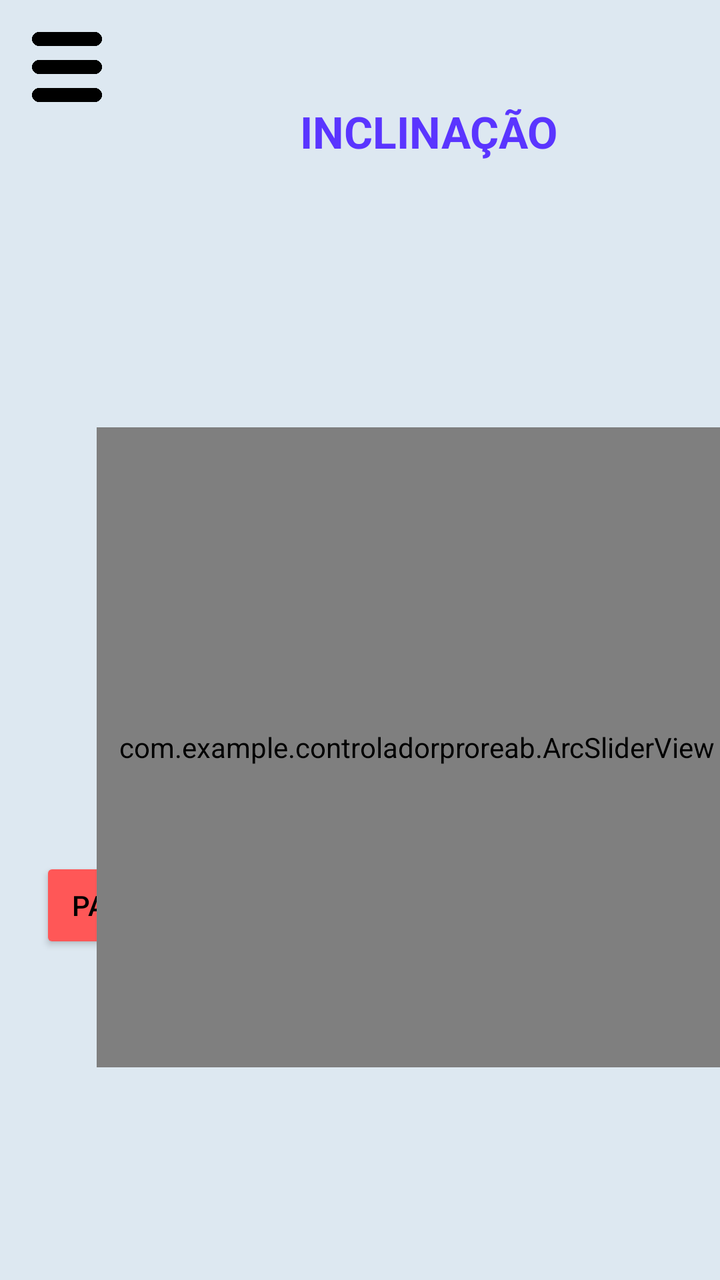
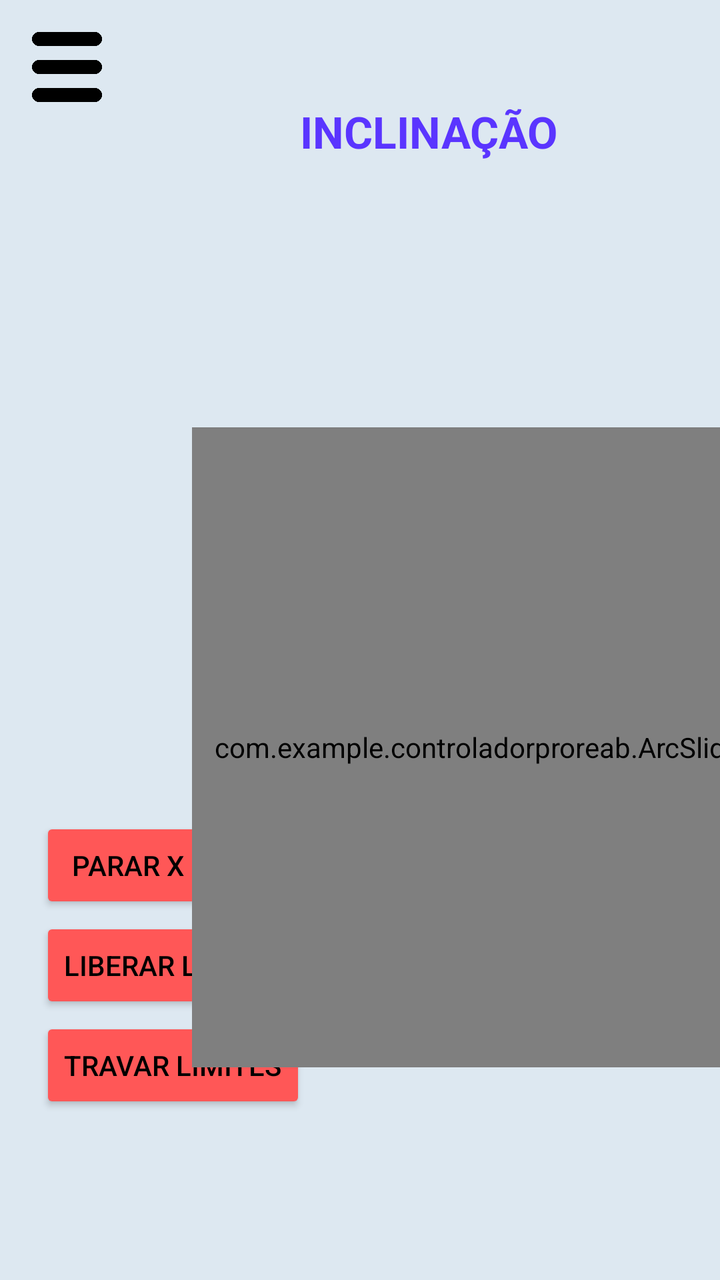

An Android layout rendered at two revisions. The XML below is the earlier revision; the diff shows what the commit changed to produce the second picture.
<!-- AndroidManifest.xml: application theme Theme.ControladorProreab -->
<!-- res/layout/activity_controlador.xml -->
<?xml version="1.0" encoding="utf-8"?>
<ScrollView xmlns:android="http://schemas.android.com/apk/res/android"
    xmlns:app="http://schemas.android.com/apk/res-auto"
    android:background="#DDE8F1"
    android:layout_width="match_parent"
    android:layout_height="match_parent">

    <LinearLayout
        android:layout_width="match_parent"
        android:layout_height="match_parent"
        android:orientation="vertical"
        >

        
        <ImageView
            android:id="@+id/btnMenu"
            android:layout_width="35dp"
            android:layout_height="35dp"
            android:src="@drawable/menu"
            android:layout_marginStart="16dp"
            android:layout_marginTop="16dp"
            app:layout_constraintStart_toStartOf="parent"
            app:layout_constraintTop_toTopOf="parent"/>

        <LinearLayout
            android:layout_width="match_parent"
            android:layout_height="match_parent"
            android:orientation="horizontal"
            >
            
            <TextView
                android:id="@+id/txtInc"
                android:layout_width="wrap_content"
                android:layout_height="wrap_content"
                android:text="INCLINAÇÃO"
                android:textStyle="bold"
                android:textColor="#5A35FF"
                android:textSize="22sp"
                android:layout_marginTop="0dp"
                android:layout_marginStart="150dp"
                app:layout_constraintTop_toBottomOf="@id/txtTitulo"
                app:layout_constraintStart_toStartOf="parent"
                app:layout_constraintEnd_toStartOf="@id/txtAlt"/>

            
            <TextView
                android:id="@+id/txtAlt"
                android:layout_width="wrap_content"
                android:layout_height="wrap_content"
                android:layout_marginTop="0dp"
                android:layout_marginEnd="120dp"
                android:layout_marginStart="230dp"
                android:text="ALTURA"
                android:textColor="#5A35FF"
                android:textSize="22sp"
                android:textStyle="bold"
                app:layout_constraintEnd_toEndOf="parent"
                app:layout_constraintTop_toBottomOf="@id/txtTitulo" />
        </LinearLayout>

        <LinearLayout
            android:layout_width="wrap_content"
            android:layout_height="wrap_content"
            android:orientation="horizontal"
            >

             
            <FrameLayout
                android:layout_width="wrap_content"
                android:layout_height="wrap_content"  >

                <Button
                    android:id="@+id/btn_stop"
                    android:layout_width="wrap_content"
                    android:layout_height="wrap_content"
                    android:text="Parar X"
                    android:textColor="@color/black"
                    android:backgroundTint="#ff5757"
                    android:layout_marginTop="220dp"
                    android:layout_marginStart="20dp"
                    />

            </FrameLayout>

            
            <com.example.controladorproreab.ArcSliderView
                android:id="@+id/arcSlider"
                android:layout_width="320dp"
                android:layout_height="320dp"
                android:layout_marginVertical="5dp"
                android:layout_marginStart="-60dp"
                android:layout_marginTop="12dp"
                app:layout_constraintStart_toStartOf="parent"
                app:layout_constraintTop_toBottomOf="@id/txtInc" />
            

            
            <com.example.controladorproreab.VerticalSliderView
                android:id="@+id/verticalSlider"
                android:layout_width="100dp"
                android:layout_height="300dp"
                android:layout_marginVertical="5dp"
                android:layout_marginStart="125dp"
                app:layout_constraintTop_toBottomOf="@id/txtAlt"
                app:layout_constraintEnd_toEndOf="parent"
                android:layout_marginEnd="70dp"/>
            

        </LinearLayout>
    </LinearLayout>
</ScrollView>
<!-- resources referenced by this layout -->
<resources>
  <color name="black">#FF000000</color>
  <!-- drawable menu: png bitmap (drawable, 3351 bytes) -->
  <style name="Theme.ControladorProreab" parent="Base.Theme.ControladorProreab" />
  <style name="Base.Theme.ControladorProreab" parent="Theme.Material3.DayNight.NoActionBar">
          
          
      </style>
</resources>

<!-- the commit's change to res/layout/activity_controlador.xml (unified diff, before → after) -->
@@ -76,10 +76,31 @@
                     android:text="Parar X"
                     android:textColor="@color/black"
                     android:backgroundTint="#ff5757"
-                    android:layout_marginTop="220dp"
+                    android:layout_marginTop="200dp"
                     android:layout_marginStart="20dp"
                     />
 
+                <Button
+                    android:id="@+id/btn_liberar"
+                    android:layout_width="wrap_content"
+                    android:layout_height="wrap_content"
+                    android:text="Liberar Limites"
+                    android:textColor="@color/black"
+                    android:backgroundTint="#ff5757"
+                    android:layout_marginTop="250dp"
+                    android:layout_marginStart="20dp"
+                    />
+
+                <Button
+                    android:id="@+id/btn_travar"
+                    android:layout_width="wrap_content"
+                    android:layout_height="wrap_content"
+                    android:text="Travar Limites"
+                    android:textColor="@color/black"
+                    android:backgroundTint="#ff5757"
+                    android:layout_marginTop="300dp"
+                    android:layout_marginStart="20dp"
+                    />
             </FrameLayout>
 
             
@@ -104,8 +125,11 @@
                 app:layout_constraintTop_toBottomOf="@id/txtAlt"
                 app:layout_constraintEnd_toEndOf="parent"
                 android:layout_marginEnd="70dp"/>
+
+
             
 
         </LinearLayout>
+
     </LinearLayout>
 </ScrollView>
